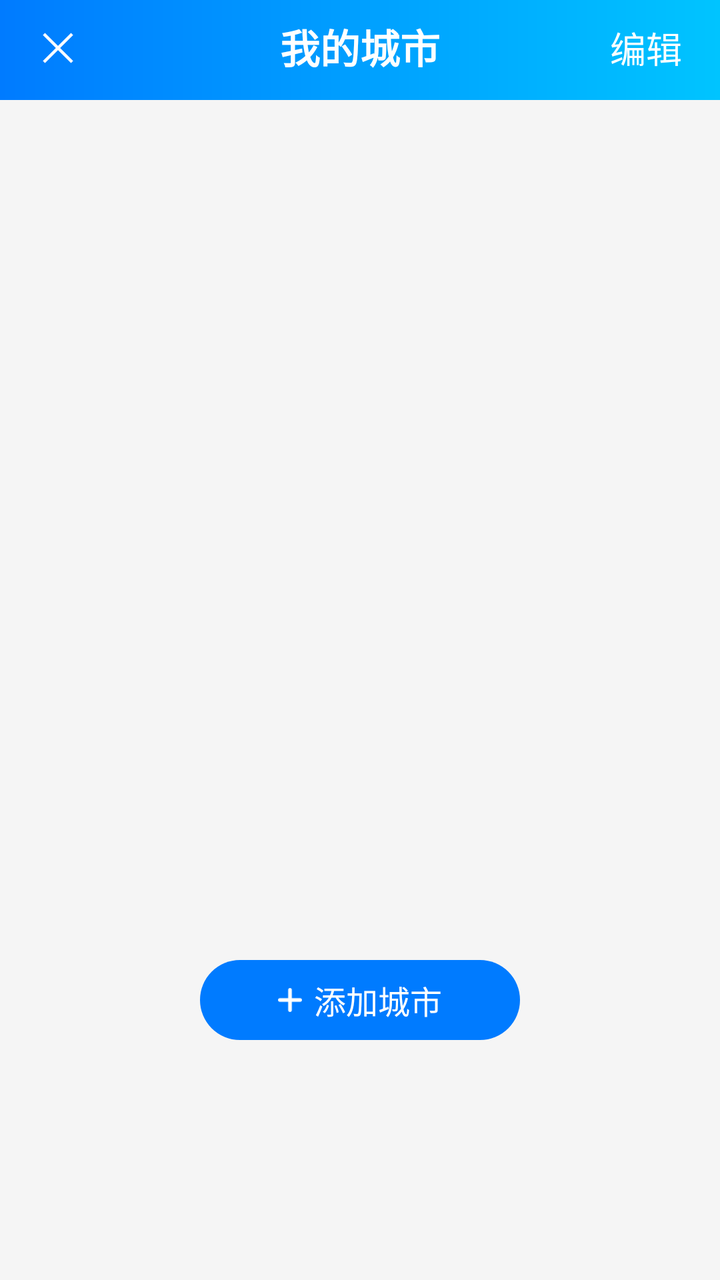
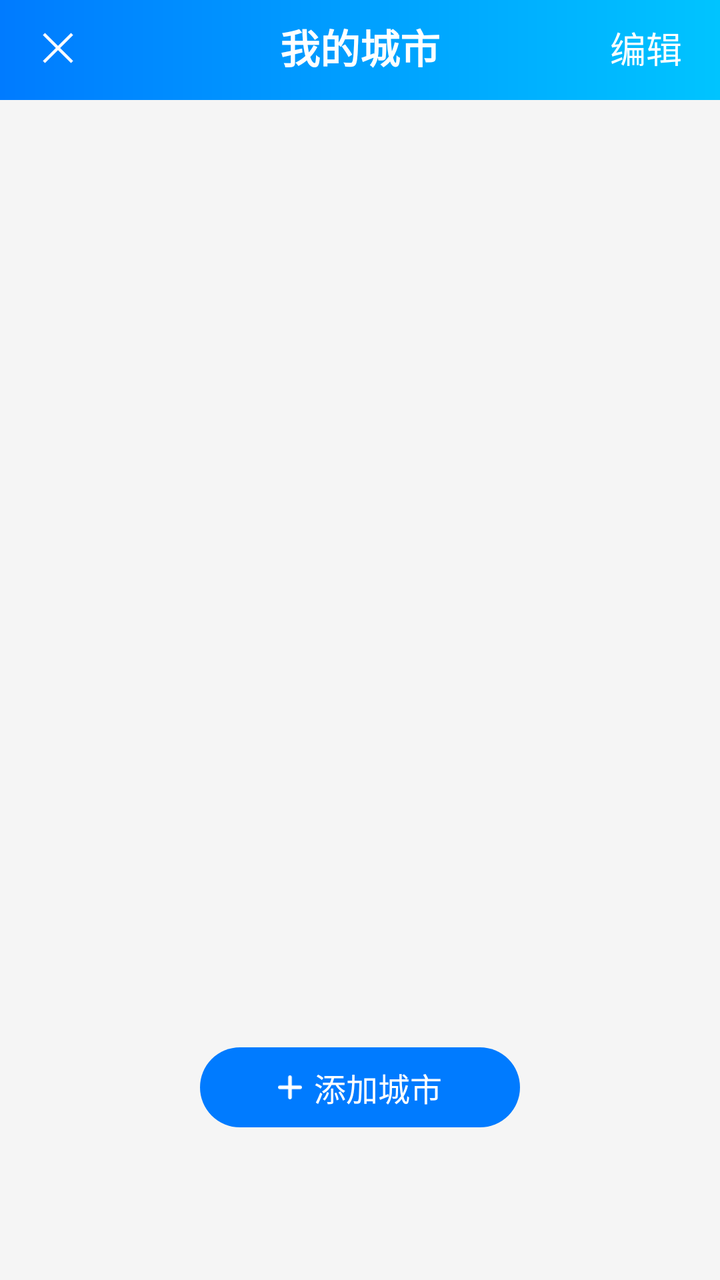

Before-and-after screenshots of an Android layout around one commit, followed by the original layout XML and the change that was made.
<!-- AndroidManifest.xml: application theme AppTheme.NoActionBar.TransparentStatusBar.ImmerseStatusBar -->
<!-- res/layout/activity_city_list.xml -->
<?xml version="1.0" encoding="utf-8"?>
<androidx.constraintlayout.widget.ConstraintLayout xmlns:android="http://schemas.android.com/apk/res/android"
    xmlns:app="http://schemas.android.com/apk/res-auto"
    xmlns:tools="http://schemas.android.com/tools"
    android:layout_width="match_parent"
    android:layout_height="match_parent"
    tools:context=".cityList.CityListActivity">

    <androidx.constraintlayout.widget.ConstraintLayout
        android:id="@+id/private_station_bar"
        android:layout_width="match_parent"
        android:layout_height="50dp"
        android:background="@drawable/gradient_007bff_00c4ff"
        android:orientation="horizontal"
        app:layout_constraintEnd_toEndOf="parent"
        app:layout_constraintStart_toStartOf="parent"
        app:layout_constraintTop_toTopOf="parent">

        <Button
            android:id="@+id/button_city_cancel"
            android:layout_width="60dp"
            android:layout_height="44dp"
            android:layout_marginStart="7dp"
            android:layout_marginBottom="4dp"
            android:background="@color/color_clear"
            android:text="@string/button_cancel"
            android:textColor="@color/white"
            android:textSize="18dp"
            android:visibility="gone"
            app:layout_constraintBottom_toBottomOf="parent"
            app:layout_constraintStart_toStartOf="parent" />

        <ImageButton
            android:id="@+id/button_close"
            android:layout_width="44dp"
            android:layout_height="44dp"
            android:layout_marginStart="7dp"
            android:layout_marginBottom="4dp"
            android:background="@color/color_clear"
            android:src="@drawable/ic_close"
            app:layout_constraintBottom_toBottomOf="parent"
            app:layout_constraintStart_toStartOf="parent" />

        <Button
            android:id="@+id/button_city_edit"
            android:layout_width="60dp"
            android:layout_height="44dp"
            android:layout_marginEnd="7dp"
            android:layout_marginBottom="4dp"
            android:background="@color/color_clear"
            android:text="@string/button_edit"
            android:textColor="@color/white"
            android:textSize="18dp"
            app:layout_constraintBottom_toBottomOf="parent"
            app:layout_constraintEnd_toEndOf="parent" />

        <TextView
            android:layout_width="wrap_content"
            android:layout_height="wrap_content"
            android:layout_marginBottom="12dp"
            android:text="我的城市"
            android:textColor="@color/white"
            android:textSize="20dp"
            android:textStyle="bold"
            app:layout_constraintBottom_toBottomOf="parent"
            app:layout_constraintEnd_toEndOf="parent"
            app:layout_constraintHorizontal_bias="0.5"
            app:layout_constraintStart_toStartOf="parent" />

    </androidx.constraintlayout.widget.ConstraintLayout>

    <LinearLayout
        android:id="@+id/linearLayout"
        android:layout_width="match_parent"
        android:layout_height="0dp"
        android:orientation="vertical"
        android:gravity="center_horizontal"
        app:layout_constraintTop_toBottomOf="@+id/private_station_bar"
        app:layout_constraintBottom_toBottomOf="parent">

        <androidx.recyclerview.widget.RecyclerView
            android:id="@+id/recycler_city"
            android:layout_width="match_parent"
            android:layout_height="0dp"
            android:layout_weight="1" />

        <LinearLayout
            android:id="@+id/city_add"
            android:layout_width="160dp"
            android:layout_height="40dp"
            android:gravity="center"
            android:background="@drawable/bg_circle_007bff"
            android:layout_marginTop="20dp"
            android:layout_marginBottom="120dp"
            app:layout_constraintTop_toBottomOf="@+id/recycler_city"
            app:layout_constraintEnd_toEndOf="parent"
            app:layout_constraintHorizontal_bias="0.5"
            app:layout_constraintStart_toStartOf="parent">

            <ImageView
                android:layout_width="12dp"
                android:layout_height="12dp"
                android:src="@drawable/ic_add" />

            <TextView
                android:layout_width="wrap_content"
                android:layout_height="wrap_content"
                android:layout_marginStart="6dp"
                android:text="添加城市"
                android:textSize="16dp"
                android:textColor="@color/white"
                />
        </LinearLayout>
    </LinearLayout>

    <FrameLayout
        android:id="@+id/bannerContainer"
        android:layout_width="match_parent"
        android:layout_height="wrap_content"
        app:layout_constraintBottom_toBottomOf="parent"
        app:layout_constraintStart_toStartOf="parent"
        app:layout_constraintEnd_toEndOf="parent" >
    </FrameLayout>

</androidx.constraintlayout.widget.ConstraintLayout>
<!-- resources referenced by this layout -->
<resources>
  <color name="color_clear">#00000000</color>
  <color name="white">#FFFFFF</color>
  <!-- drawable bg_circle_007bff (drawable) -->
  <?xml version="1.0" encoding="utf-8"?>
  <shape xmlns:android="http://schemas.android.com/apk/res/android"
         android:shape="rectangle">
  
      <solid android:color="#007BFF"/>
  
      <corners android:radius="40dp"/>
  
  </shape>
  <!-- drawable gradient_007bff_00c4ff (drawable) -->
  <?xml version="1.0" encoding="utf-8"?>
  <shape xmlns:android="http://schemas.android.com/apk/res/android">
  
      <gradient
          android:angle="180"
          android:endColor="#007bff"
          android:startColor="#00c4ff"
          android:type="linear"
          >
      </gradient>
  
  </shape>
  <!-- drawable ic_add: png bitmap (drawable-xxhdpi, 201 bytes) -->
  <!-- drawable ic_close: png bitmap (drawable-xxhdpi, 352 bytes) -->
  <string name="button_cancel">取消</string>
  <string name="button_edit">编辑</string>
  <style name="AppTheme.NoActionBar.TransparentStatusBar.ImmerseStatusBar" />
</resources>

<!-- the commit's change to res/layout/activity_city_list.xml (unified diff, before → after) -->
@@ -76,7 +76,7 @@
         android:orientation="vertical"
         android:gravity="center_horizontal"
         app:layout_constraintTop_toBottomOf="@+id/private_station_bar"
-        app:layout_constraintBottom_toBottomOf="parent">
+        app:layout_constraintBottom_toTopOf="@+id/layout_bottom">
 
         <androidx.recyclerview.widget.RecyclerView
             android:id="@+id/recycler_city"
@@ -91,11 +91,7 @@
             android:gravity="center"
             android:background="@drawable/bg_circle_007bff"
             android:layout_marginTop="20dp"
-            android:layout_marginBottom="120dp"
-            app:layout_constraintTop_toBottomOf="@+id/recycler_city"
-            app:layout_constraintEnd_toEndOf="parent"
-            app:layout_constraintHorizontal_bias="0.5"
-            app:layout_constraintStart_toStartOf="parent">
+            android:layout_marginBottom="20dp">
 
             <ImageView
                 android:layout_width="12dp"
@@ -111,7 +107,19 @@
                 android:textColor="@color/white"
                 />
         </LinearLayout>
+
     </LinearLayout>
+
+    <androidx.constraintlayout.widget.ConstraintLayout
+        android:id="@+id/layout_bottom"
+        android:layout_width="0dp"
+        android:layout_height="0dp"
+        app:layout_constraintDimensionRatio="6.4:1"
+        app:layout_constraintBottom_toBottomOf="parent"
+        app:layout_constraintEnd_toEndOf="parent"
+        app:layout_constraintStart_toStartOf="parent">
+
+    </androidx.constraintlayout.widget.ConstraintLayout>
 
     <FrameLayout
         android:id="@+id/bannerContainer"
